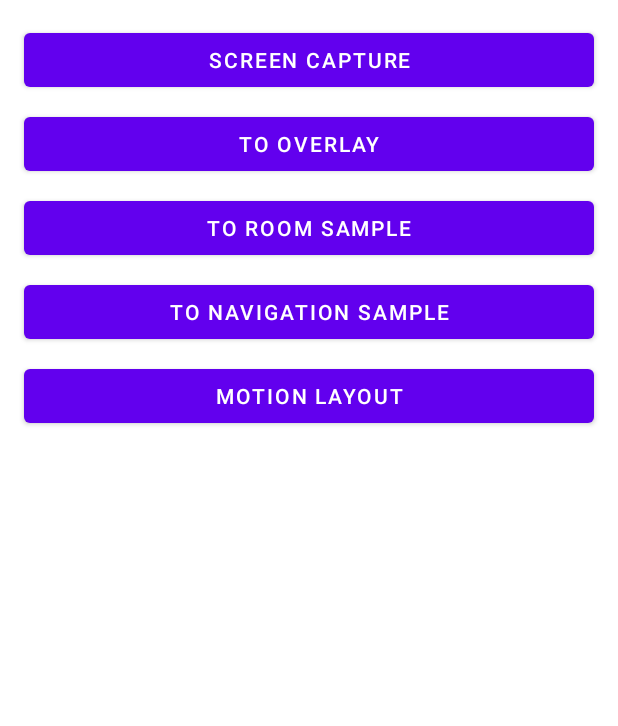
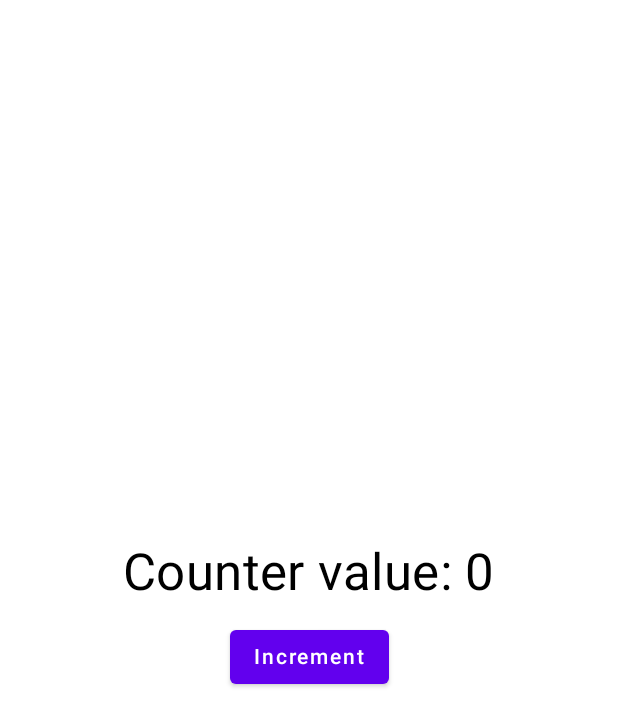
Before and after one commit to sectumsempra30/screen-capture, an Android app built with Jetpack Compose: the screen it shows after launch (EntryActivity before the commit, ComposeActivity after it), on a phone screen of 412 x 824 dp. Shown: the top 726 px of the screen. Run offline under Robolectric (Android 15) with nearby library versions, the phone set to English and light mode, and no system bars; our stand-ins replace Dagger/Hilt's generated code.

Commit message:
Add compose sample

```diff
--- a/app/build.gradle
+++ b/app/build.gradle
@@ -56,6 +56,7 @@ dependencies {
     implementation project(":screencapture")
     implementation project(":motionlayout")
     implementation project(":room")
+    implementation project(":compose")
 
     implementation appDependencies.appCompat
     implementation appDependencies.constraintLayout
--- a/app/src/main/AndroidManifest.xml
+++ b/app/src/main/AndroidManifest.xml
@@ -29,6 +29,9 @@
             android:name="com.hnatiuk.overlay.OverlayActivity"
             android:exported="false" />
         <activity
+            android:name="dev.hnatiuk.compose.ComposeActivity"
+            android:exported="false" />
+        <activity
             android:name="com.hnatiuk.entry.EntryActivity"
             android:exported="true">
             <intent-filter>
--- a/app/src/main/java/com/hnatiuk/entry/EntryActivity.kt
+++ b/app/src/main/java/com/hnatiuk/entry/EntryActivity.kt
@@ -1,13 +1,13 @@
 package com.hnatiuk.entry
 
 import android.view.LayoutInflater
-import androidx.constraintlayout.motion.widget.MotionLayout
-import androidx.core.view.isVisible
 import com.hnatiuk.core.base.BaseActivity
+import com.hnatiuk.core.utils.SimpleIntentProvider
 import com.hnatiuk.features.databinding.ActivityEntryBinding
 import com.hnatiuk.navigation.NavigationSampleActivity
 import com.hnatiuk.overlay.OverlayActivity
 import com.hnatiuk.screencapture.ScreenCaptureActivity
+import dev.hnatiuk.compose.ComposeActivity
 import dev.hnatiuk.motionlayout.MotionLayoutActivity
 import dev.hnatiuk.room.RoomSampleActivity
 
@@ -32,5 +32,14 @@ class EntryActivity : BaseActivity<ActivityEntryBinding>() {
         toMotionLayoutSample.setOnClickListener {
             startActivity(MotionLayoutActivity.getIntent(this@EntryActivity))
         }
+        toComposeSample.setOnClickListener {
+            startActivity(ComposeActivity.getIntent(this@EntryActivity))
+        }
+
+        performSetup(activity = ComposeActivity)
+    }
+
+    private fun performSetup(activity: SimpleIntentProvider) {
+        startActivity(activity.getIntent(this@EntryActivity))
     }
 }
--- a/build.gradle
+++ b/build.gradle
@@ -8,16 +8,16 @@ buildscript {
 plugins {
   id 'com.android.application' version '7.1.1' apply false
   id 'com.android.library' version '7.1.1' apply false
-  id 'org.jetbrains.kotlin.android' version '1.7.0' apply false
+  id 'org.jetbrains.kotlin.android' version '1.7.20' apply false
 }
 
 apply from: 'dependencies.gradle'
 apply from: 'feature-dependencies.gradle'
 
 ext {
-  androidCompileSdkVersion = 31
+  androidCompileSdkVersion = 33
   minSdkVersion = 21
-  targetSdkVersion = 31
+  targetSdkVersion = 33
 }
 
 task clean(type: Delete) {
--- /dev/null
+++ b/compose/src/main/AndroidManifest.xml
@@ -0,0 +1,5 @@
+<?xml version="1.0" encoding="utf-8"?>
+<manifest xmlns:android="http://schemas.android.com/apk/res/android"
+    package="dev.hnatiuk.compose">
+
+</manifest>
--- /dev/null
+++ b/compose/src/main/java/dev/hnatiuk/compose/ComposeActivity.kt
@@ -0,0 +1,14 @@
+package dev.hnatiuk.compose
+
+import androidx.compose.runtime.Composable
+import com.hnatiuk.core.utils.SimpleIntentProvider
+import dev.hnatiuk.compose.lib.BaseComposeActivity
+import dev.hnatiuk.compose.lib.ButtonSample
+
+class ComposeActivity : BaseComposeActivity() {
+
+    @Composable
+    override fun Compose() = ButtonSample()
+
+    companion object : SimpleIntentProvider(ComposeActivity::class.java)
+}
--- /dev/null
+++ b/compose/src/main/java/dev/hnatiuk/compose/lib/BaseComposeActivity.kt
@@ -0,0 +1,22 @@
+package dev.hnatiuk.compose.lib
+
+import android.os.Bundle
+import androidx.activity.ComponentActivity
+import androidx.activity.compose.setContent
+import androidx.appcompat.app.AppCompatActivity
+import androidx.compose.runtime.Composable
+import androidx.compose.runtime.CompositionContext
+import com.hnatiuk.core.utils.SimpleIntentProvider
+
+abstract class BaseComposeActivity : ComponentActivity() {
+
+    @Composable
+    protected abstract fun Compose()
+
+    override fun onCreate(savedInstanceState: Bundle?) {
+        super.onCreate(savedInstanceState)
+        setContent {
+            Compose()
+        }
+    }
+}
--- /dev/null
+++ b/compose/src/main/java/dev/hnatiuk/compose/lib/Compose.kt
@@ -0,0 +1,70 @@
+package dev.hnatiuk.compose.lib
+
+import androidx.compose.foundation.background
+import androidx.compose.foundation.layout.*
+import androidx.compose.material.Button
+import androidx.compose.material.MaterialTheme
+import androidx.compose.material.Text
+import androidx.compose.runtime.Composable
+import androidx.compose.runtime.mutableStateOf
+import androidx.compose.runtime.remember
+import androidx.compose.ui.Alignment
+import androidx.compose.ui.Modifier
+import androidx.compose.ui.graphics.Color
+import androidx.compose.ui.tooling.preview.Preview
+import androidx.compose.ui.unit.dp
+
+@Composable
+@Preview(showBackground = true)
+fun HelloCompose(
+    title: String = "Hello, Compose!",
+    content: String = "Text from Jetpack compose"
+) {
+    Text(title)
+    Text(content)
+}
+
+@Preview
+@Composable
+fun BoxSample() {
+    Box(
+        modifier = Modifier
+            .background(Color.Red)
+            .size(200.dp)
+            .padding(32.dp)
+            .background(Color.Green)
+            .padding(32.dp)
+            .background(Color.Blue)
+    )
+}
+
+@Preview(widthDp = 300, heightDp = 600)
+@Composable
+fun ButtonSample() {
+    val counter = remember { mutableStateOf(0) }
+
+    Column(
+        horizontalAlignment = Alignment.CenterHorizontally,
+        verticalArrangement = Arrangement.Center,
+        modifier = Modifier
+            .fillMaxSize()
+            .background(Color.White),
+    ) {
+        Text(
+            text = "Counter value: ${counter.value}",
+            style = MaterialTheme.typography.h4,
+        )
+
+        Spacer(modifier = Modifier.height(12.dp))
+
+        Button(
+            modifier = Modifier
+                .align(Alignment.CenterHorizontally),
+            onClick = {
+                counter.value++
+            },
+        ) {
+            Text("Increment", color = Color.White)
+        }
+    }
+}
--- a/settings.gradle
+++ b/settings.gradle
@@ -20,3 +20,4 @@ include ':overlay'
 include ':screencapture'
 include ':motionlayout'
 include ':room'
+include ':compose'
```
Also changed, not shown: app/src/main/res/layout/activity_entry.xml (+11 -0 lines), compose/build.gradle (added, +86 -0 lines), compose/src/main/res/layout/activity_compose.xml (added, +16 -0 lines), 4 other files.
